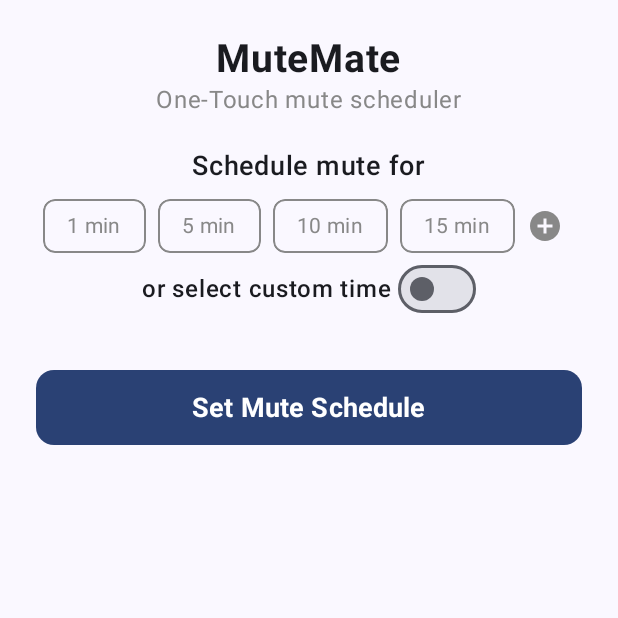
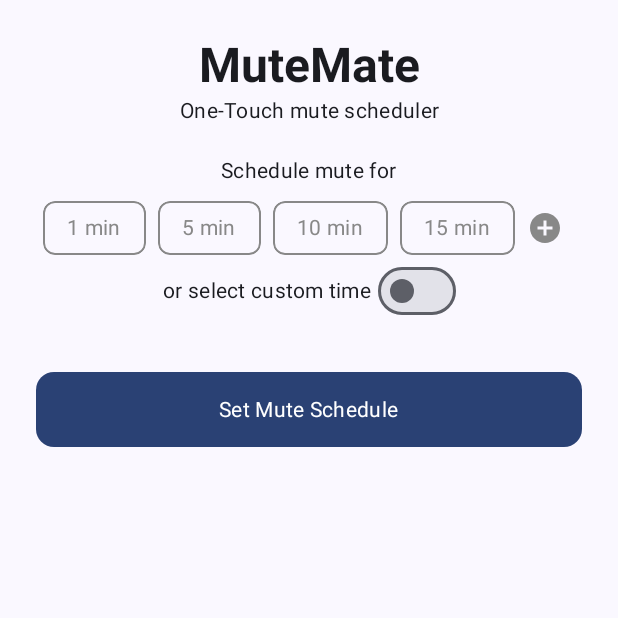
Before and after one commit to KrishnaTech6/MuteMate, an Android app built with Jetpack Compose: the screen it shows after launch (MainActivity), on a phone screen of 412 x 824 dp, the top half of it. Run offline under Robolectric (Android 15) with nearby library versions, the phone set to English and light mode, and no system bars; our stand-ins replace Room's generated code.

Commit message:
Ui updates , silent screen preference design added

```diff
--- a/app/src/main/java/com/example/mutemate/MuteScreen.kt
+++ b/app/src/main/java/com/example/mutemate/MuteScreen.kt
@@ -28,7 +28,6 @@ import androidx.compose.ui.text.font.FontWeight
 import androidx.compose.ui.text.input.KeyboardType
 import androidx.compose.ui.text.style.TextAlign
 import androidx.compose.ui.unit.dp
-import androidx.compose.ui.unit.sp
 import com.example.mutemate.model.MuteSchedule
 import com.example.mutemate.utils.SharedPrefUtils
 import com.example.mutemate.utils.getTimeUntilStart
@@ -66,12 +65,12 @@ fun MuteScreen(
             .padding(24.dp),
         horizontalAlignment = Alignment.CenterHorizontally
     ) {
-        Text(text = "MuteMate", fontSize = 26.sp, fontWeight = FontWeight.Bold)
-        Text(text = "One-Touch mute scheduler", fontSize = 16.sp, color = Color.Gray)
+        Text(text = "MuteMate", style = MaterialTheme.typography.headlineLarge, fontWeight = FontWeight.Bold)
+        Text(text = "One-Touch mute scheduler", style = MaterialTheme.typography.bodyMedium, textAlign = TextAlign.Center)
         Spacer(modifier = Modifier.height(20.dp))
 
         if (!customTimeSelected) {
-            Text(text = "Schedule mute for", fontSize = 18.sp, fontWeight = FontWeight.Medium)
+            Text(text = "Schedule mute for", style = MaterialTheme.typography.bodyMedium)
             Spacer(modifier = Modifier.height(10.dp))
             DurationSelection(
                 selectedDuration.intValue,
@@ -79,7 +78,7 @@ fun MuteScreen(
             )
         }
         Row(verticalAlignment = Alignment.CenterVertically) {
-            Text(text = "or select custom time", fontSize = 16.sp, fontWeight = FontWeight.Medium)
+            Text(text = "or select custom time", style = MaterialTheme.typography.bodyMedium)
             Spacer(Modifier.width(4.dp))
             Switch(
                 checked = customTimeSelected,
@@ -134,7 +133,7 @@ fun MuteScreen(
                 .fillMaxWidth()
                 .height(50.dp)
         ) {
-            Text("Set Mute Schedule", fontSize = 18.sp, fontWeight = FontWeight.Bold)
+            Text("Set Mute Schedule", style = MaterialTheme.typography.bodyMedium)
         }
         if (showDialog.value) {
             ShowDndAlert(showDialog, context)
```
Also changed, not shown: app/src/main/java/com/example/mutemate/SilentModeSettings.kt (added, +99 -0 lines), app/src/main/java/com/example/mutemate/utils/MuteHelper.kt (+22 -2 lines).
